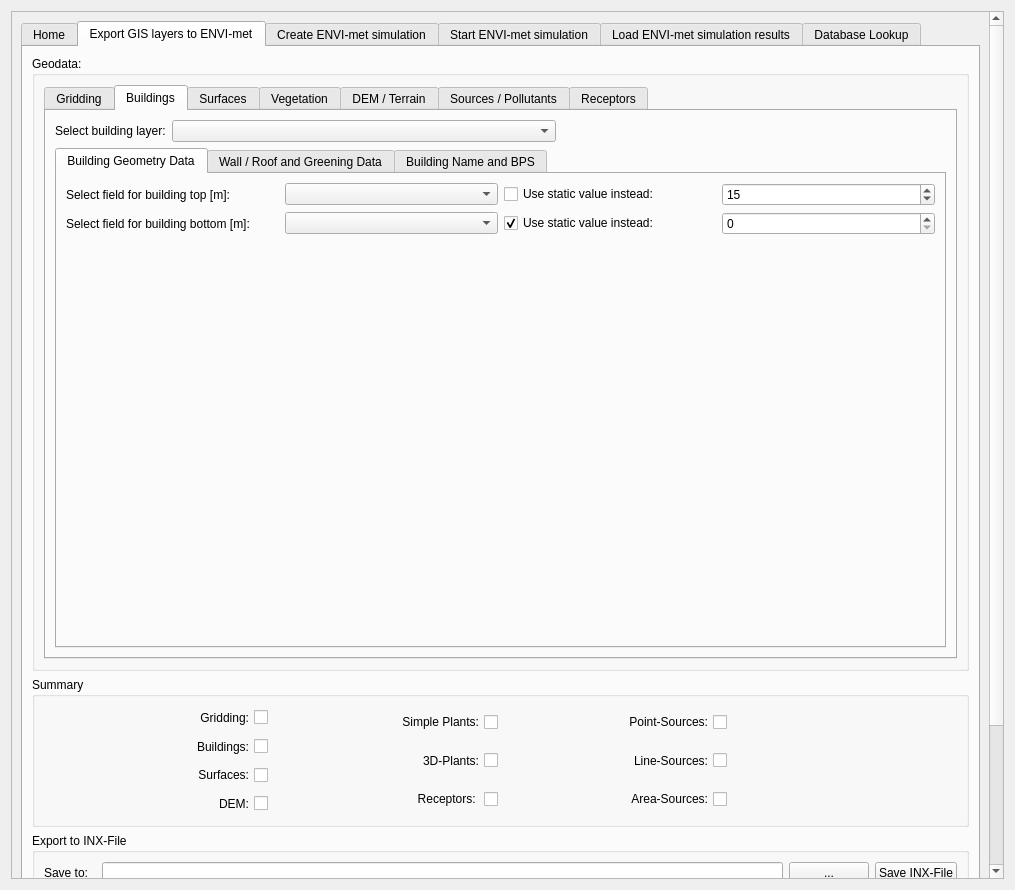
Above: geodata2ENVImet_dialog_base.ui from One-Click-LCA/geodata2ENVI-met before the change. Below: the same form after it.
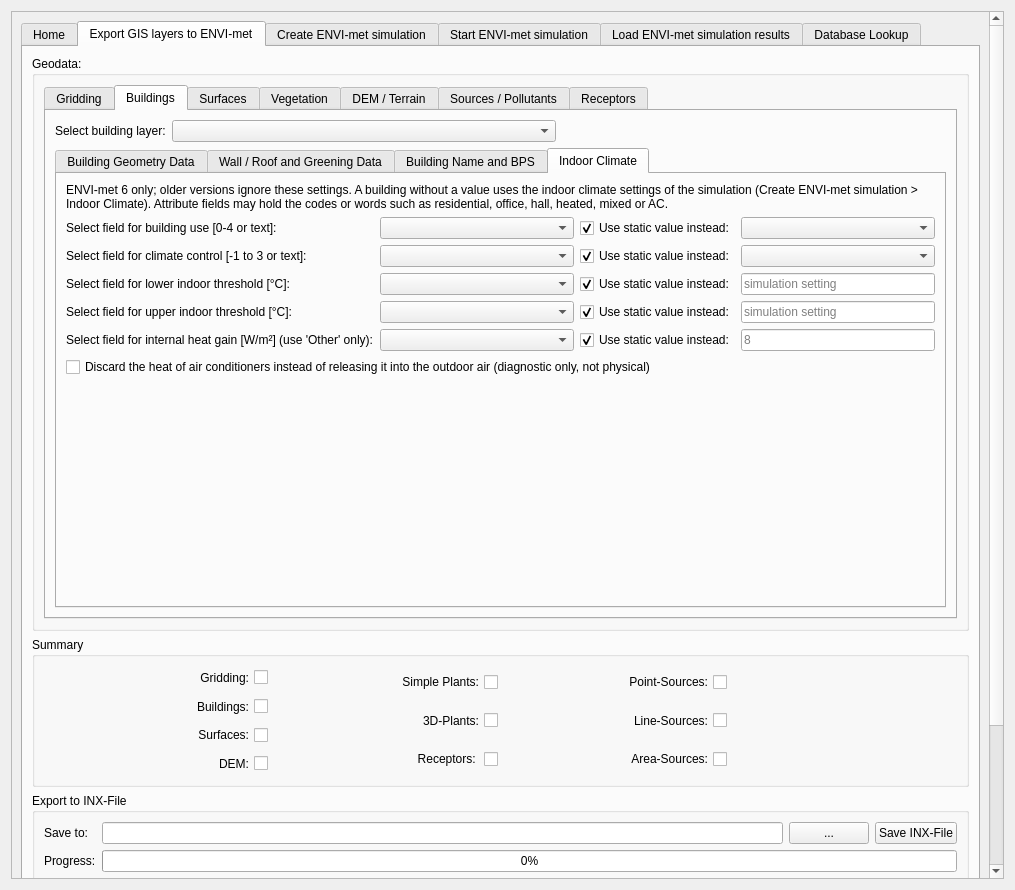
That is the form after the change. The open tabs and pages were chosen to show the change. Icons and pictures are not drawn. Custom widgets are drawn as their Qt base class.

Commit message: Export the ENVI-met 6 indoor climate per building and the surrounding area

What changed in the file:
```diff
--- a/geodata2ENVImet_dialog_base.ui
+++ b/geodata2ENVImet_dialog_base.ui
@@ -1073,6 +1073,226 @@
                       </item>
                      </layout>
                     </widget>
+                    <widget class="QWidget" name="indoorBuilding">
+                     <attribute name="title">
+                      <string>Indoor Climate</string>
+                     </attribute>
+                     <layout class="QGridLayout" name="gridLayout_bIndoor">
+                      <item row="0" column="0" colspan="4">
+                       <widget class="QLabel" name="lb_bIndoorInfo">
+                        <property name="text">
+                         <string>ENVI-met 6 only; older versions ignore these settings. A building without a value uses the indoor climate settings of the simulation (Create ENVI-met simulation &gt; Indoor Climate). Attribute fields may hold the codes or words such as residential, office, hall, heated, mixed or AC.</string>
+                        </property>
+                        <property name="wordWrap">
+                         <bool>true</bool>
+                        </property>
+                       </widget>
+                      </item>
+                      <item row="1" column="0">
+                       <widget class="QLabel" name="lb_bUse">
+                        <property name="text">
+                         <string>Select field for building use [0-4 or text]:</string>
+                        </property>
+                       </widget>
+                      </item>
+                      <item row="1" column="1">
+                       <widget class="QgsFieldComboBox" name="cb_bUse">
+                        <property name="sizePolicy">
+                         <sizepolicy hsizetype="Expanding" vsizetype="Fixed">
+                          <horstretch>0</horstretch>
+                          <verstretch>0</verstretch>
+                         </sizepolicy>
+                        </property>
+                       </widget>
+                      </item>
+                      <item row="1" column="2">
+                       <widget class="QCheckBox" name="chk_bUse">
+                        <property name="text">
+                         <string>Use static value instead:</string>
+                        </property>
+                        <property name="checked">
+                         <bool>true</bool>
+                        </property>
+                       </widget>
+                      </item>
+                      <item row="1" column="3">
+                       <widget class="QComboBox" name="cmb_bUse"/>
+                      </item>
+                      <item row="2" column="0">
+                       <widget class="QLabel" name="lb_bIndoorMode">
+                        <property name="text">
+                         <string>Select field for climate control [-1 to 3 or text]:</string>
+                        </property>
+                       </widget>
+                      </item>
+                      <item row="2" column="1">
+                       <widget class="QgsFieldComboBox" name="cb_bIndoorMode">
+                        <property name="sizePolicy">
+                         <sizepolicy hsizetype="Expanding" vsizetype="Fixed">
+                          <horstretch>0</horstretch>
+                          <verstretch>0</verstretch>
+                         </sizepolicy>
+                        </property>
+                       </widget>
+                      </item>
+                      <item row="2" column="2">
+                       <widget class="QCheckBox" name="chk_bIndoorMode">
+                        <property name="text">
+                         <string>Use static value instead:</string>
+                        </property>
+                        <property name="checked">
+                         <bool>true</bool>
+                        </property>
+                       </widget>
+                      </item>
+                      <item row="2" column="3">
+                       <widget class="QComboBox" name="cmb_bIndoorMode"/>
+                      </item>
+                      <item row="3" column="0">
+                       <widget class="QLabel" name="lb_bIndoorLower">
+                        <property name="text">
+                         <string>Select field for lower indoor threshold [°C]:</string>
+                        </property>
+                       </widget>
+                      </item>
+                      <item row="3" column="1">
+                       <widget class="QgsFieldComboBox" name="cb_bIndoorLower">
+                        <property name="sizePolicy">
+                         <sizepolicy hsizetype="Expanding" vsizetype="Fixed">
+                          <horstretch>0</horstretch>
+                          <verstretch>0</verstretch>
+                         </sizepolicy>
+                        </property>
+                       </widget>
+                      </item>
+                      <item row="3" column="2">
+                       <widget class="QCheckBox" name="chk_bIndoorLower">
+                        <property name="text">
+                         <string>Use static value instead:</string>
+                        </property>
+                        <property name="checked">
+                         <bool>true</bool>
+                        </property>
+                       </widget>
+                      </item>
+                      <item row="3" column="3">
+                       <widget class="QLineEdit" name="le_bIndoorLower">
+                        <property name="minimumSize">
+                         <size>
+                          <width>80</width>
+                          <height>20</height>
+                         </size>
+                        </property>
+                        <property name="placeholderText">
+                         <string>simulation setting</string>
+                        </property>
+                       </widget>
+                      </item>
+                      <item row="4" column="0">
+                       <widget class="QLabel" name="lb_bIndoorUpper">
+                        <property name="text">
+                         <string>Select field for upper indoor threshold [°C]:</string>
+                        </property>
+                       </widget>
+                      </item>
+                      <item row="4" column="1">
+                       <widget class="QgsFieldComboBox" name="cb_bIndoorUpper">
+                        <property name="sizePolicy">
+                         <sizepolicy hsizetype="Expanding" vsizetype="Fixed">
+                          <horstretch>0</horstretch>
+                          <verstretch>0</verstretch>
+                         </sizepolicy>
+                        </property>
+                       </widget>
+                      </item>
+                      <item row="4" column="2">
+                       <widget class="QCheckBox" name="chk_bIndoorUpper">
+                        <property name="text">
+                         <string>Use static value instead:</string>
+                        </property>
+                        <property name="checked">
+                         <bool>true</bool>
+                        </property>
+                       </widget>
+                      </item>
+                      <item row="4" column="3">
+                       <widget class="QLineEdit" name="le_bIndoorUpper">
+                        <property name="minimumSize">
+                         <size>
+                          <width>80</width>
+                          <height>20</height>
+                         </size>
+                        </property>
+                        <property name="placeholderText">
+                         <string>simulation setting</string>
+                        </property>
+                       </widget>
+                      </item>
+                      <item row="5" column="0">
+                       <widget class="QLabel" name="lb_bInternalGain">
+                        <property name="text">
+                         <string>Select field for internal heat gain [W/m²] (use 'Other' only):</string>
+                        </property>
+                       </widget>
+                      </item>
+                      <item row="5" column="1">
+                       <widget class="QgsFieldComboBox" name="cb_bInternalGain">
+                        <property name="sizePolicy">
+                         <sizepolicy hsizetype="Expanding" vsizetype="Fixed">
+                          <horstretch>0</horstretch>
+                          <verstretch>0</verstretch>
+                         </sizepolicy>
+                        </property>
+                       </widget>
+                      </item>
+                      <item row="5" column="2">
+                       <widget class="QCheckBox" name="chk_bInternalGain">
+                        <property name="text">
+                         <string>Use static value instead:</string>
+                        </property>
+                        <property name="checked">
+                         <bool>true</bool>
+                        </property>
+                       </widget>
+                      </item>
+                      <item row="5" column="3">
+                       <widget class="QLineEdit" name="le_bInternalGain">
+                        <property name="minimumSize">
+                         <size>
+                          <width>80</width>
+                          <height>20</height>
+                         </size>
+                        </property>
+                        <property name="placeholderText">
+                         <string>8</string>
+                        </property>
+                       </widget>
+                      </item>
+                      <item row="6" column="0" colspan="4">
+                       <widget class="QCheckBox" name="chk_bSuppressACHeat">
+                        <property name="text">
+                         <string>Discard the heat of air conditioners instead of releasing it into the outdoor air (diagnostic only, not physical)</string>
+                        </property>
+                        <property name="checked">
+                         <bool>false</bool>
+                        </property>
+                       </widget>
+                      </item>
+                      <item row="7" column="1">
+                       <spacer name="verticalSpacer_bIndoor">
+                        <property name="orientation">
+                         <enum>Qt::Vertical</enum>
+                        </property>
+                        <property name="sizeHint" stdset="0">
+                         <size>
+                          <width>20</width>
+                          <height>40</height>
+                         </size>
+                        </property>
+                       </spacer>
+                      </item>
+                     </layout>
+                    </widget>
                    </widget>
                   </item>
                  </layout>
```
Left out of the diff: 90 changed lines with no effect on the pictures. The commit also changes 5 other files.
